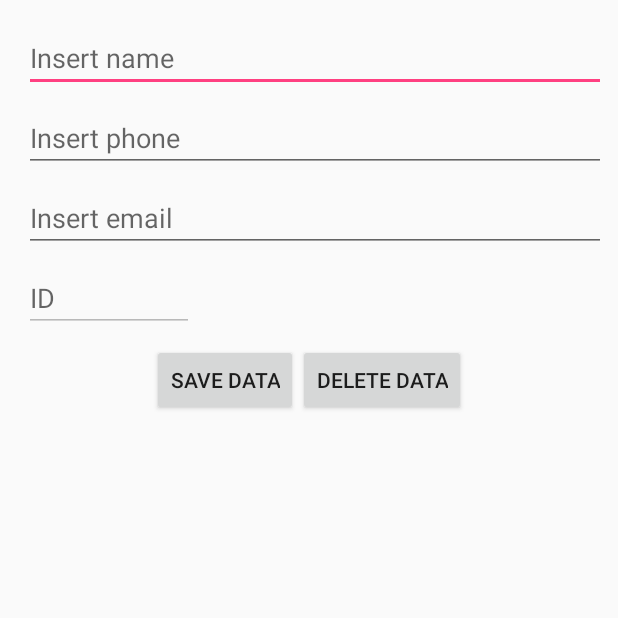
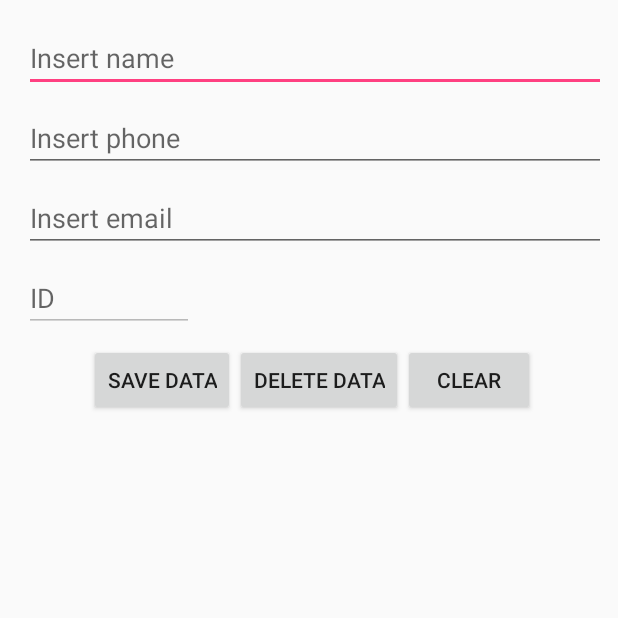
Before and after one commit to lucasbrandaodossantos/CRUD-in-Android-with-no-libraries, an Android app: the screen it shows after launch (MainActivity), on a phone screen of 412 x 824 dp, the top half of it. Run offline under Robolectric (Android 15) with nearby library versions, the phone set to English and light mode, and no system bars.

Commit message:
CRUD finished.
Implemented new button "Clear" to clean all fields when updating;

"Delete" and update functions working.

```diff
--- a/app/src/main/java/com/example/lucas/androidchallenge/DBOpenHelper.java
+++ b/app/src/main/java/com/example/lucas/androidchallenge/DBOpenHelper.java
@@ -11,7 +11,7 @@ import java.util.ArrayList;
 import java.util.List;
 
 public class DBOpenHelper extends SQLiteOpenHelper {
-    private static final int DB_VERSION = 10;
+    private static final int DB_VERSION = 11;
     private static final String DB_NAME = "Users";
 
     public DBOpenHelper(Context context) {
@@ -53,15 +53,15 @@ public class DBOpenHelper extends SQLiteOpenHelper {
 
     User selectUser (int id) {
         SQLiteDatabase db = this.getReadableDatabase();
+        String query_select = "SELECT * FROM " +DBStructure.TABLE_NAME + " WHERE " +DBStructure._ID + " = " + id;
+//        Cursor c = db.rawQuery(query_select, new String[]{DBStructure._ID});
 
-        Cursor c = db.query(DBStructure.TABLE_NAME, new String[]{DBStructure._ID,
-                        DBStructure.COLUMN_NAME,DBStructure.COLUMN_PHONE,DBStructure.COLUMN_EMAIL},DBStructure._ID + " = ?",
-                new String[]{String.valueOf(id)}, null, null, null, null);
+        Cursor c = db.query(DBStructure.TABLE_NAME, new String[]{DBStructure._ID, DBStructure.COLUMN_NAME, DBStructure.COLUMN_PHONE, DBStructure.COLUMN_EMAIL}, DBStructure._ID + " = ?", new String[]{String.valueOf(id)}, null, null, null, null);
 
         if (c != null){
             c.moveToFirst();
         }
-        User user = new User();
+        User user = new User(Integer.parseInt(c.getString(0)), c.getString(1),c.getString(2),c.getString(3));
         return user;
     }
 
--- a/app/src/main/java/com/example/lucas/androidchallenge/MainActivity.java
+++ b/app/src/main/java/com/example/lucas/androidchallenge/MainActivity.java
@@ -25,7 +25,7 @@ public class MainActivity extends AppCompatActivity {
     ArrayList<String> arrayList;
     ListView lv;
     EditText edtName, edtPhone, edtEmail, edtID;
-    Button btnInsert, btnDelete;
+    Button btnInsert, btnDelete, btnClear;
     LinearLayout linearLayout;
 
     @Override
@@ -35,6 +35,7 @@ public class MainActivity extends AppCompatActivity {
         linearLayout = (LinearLayout) findViewById(R.id.linearLayout);
         btnDelete = (Button) findViewById(R.id.btnDelete);
         btnInsert = (Button) findViewById(R.id.btnInsert);
+        btnClear = (Button) findViewById(R.id.btnClearAll);
         edtEmail = (EditText) findViewById(R.id.edtEmail);
         edtPhone = (EditText) findViewById(R.id.edtPhone);
         edtName = (EditText) findViewById(R.id.edtName);
@@ -57,7 +58,6 @@ public class MainActivity extends AppCompatActivity {
                 edtEmail.setText(u.getEmail());
             }
         });
-
 
         btnInsert.setOnClickListener(new View.OnClickListener() {
             @Override
@@ -101,6 +101,7 @@ public class MainActivity extends AppCompatActivity {
                 } else {
                     User user = new User();
                     user.setId(Integer.parseInt(id));
+
                     db.deleteUser(user);
                     Toast.makeText(MainActivity.this, "User deleted", Toast.LENGTH_SHORT).show();
                     cleanall();
@@ -109,7 +110,15 @@ public class MainActivity extends AppCompatActivity {
 
             }
         });
+    btnClear.setOnClickListener(new View.OnClickListener() {
+        @Override
+        public void onClick(View view) {
+            cleanall();
+
+        }
+    });
     }
+
 
 
     /*****************************************************************************/
@@ -119,6 +128,7 @@ public class MainActivity extends AppCompatActivity {
         edtName.setText("");
         edtPhone.setText("");
         edtEmail.setText("");
+        edtID.setText("");
 
         edtName.requestFocus();
     }
--- a/app/src/main/res/layout/main.xml
+++ b/app/src/main/res/layout/main.xml
@@ -82,6 +82,12 @@
             android:layout_height="wrap_content"
             android:layout_weight="1"
             android:text="@string/delete_data" />
+        <Button
+            android:id="@+id/btnClearAll"
+            android:layout_width="wrap_content"
+            android:layout_height="wrap_content"
+            android:layout_weight="1"
+            android:text="@string/clear_all" />
 
     </LinearLayout>
 
--- a/app/src/main/res/values/strings.xml
+++ b/app/src/main/res/values/strings.xml
@@ -6,6 +6,7 @@
     <string name="update">Update data</string>
     <string name="delete">Delete</string>
     <string name="name">Name</string>
+    <string name="clear_all">Clear</string>
     <string name="age">Date of birth</string>
     <string name="email">E-mail</string>
     <string name="phone">Phone</string>
```
Also changed, not shown: app/src/main/java/com/example/lucas/androidchallenge/User.java (+5 -5 lines).
